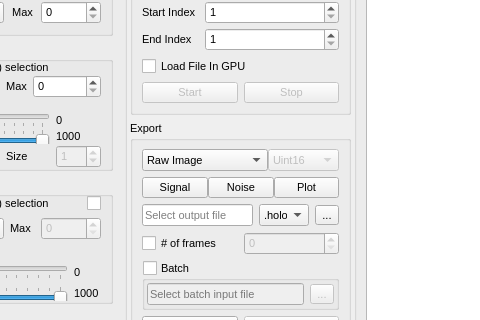
Qt form Holovibes/mainwindow.ui (DigitalHolography/Holovibes) before a commit; both pictures show x 606 to 1086 and y 101 to 421 of the 1210 by 796 pixel window.
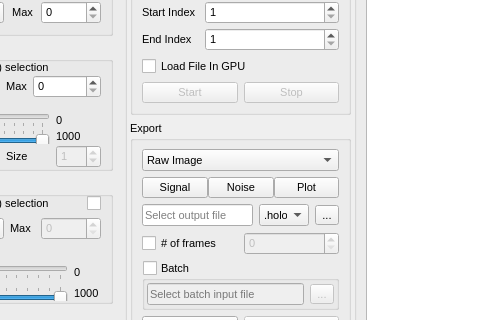
The same form after that commit. Custom widgets are drawn as their Qt base class.

Commit message: feat(gui): removed useless combo box

```diff
--- a/Holovibes/mainwindow.ui
+++ b/Holovibes/mainwindow.ui
@@ -2564,7 +2564,7 @@
               <item>
                <widget class="QComboBox" name="RecordImageModeComboBox">
                 <property name="sizePolicy">
-                 <sizepolicy hsizetype="Fixed" vsizetype="Fixed">
+                 <sizepolicy hsizetype="Preferred" vsizetype="Fixed">
                   <horstretch>0</horstretch>
                   <verstretch>0</verstretch>
                  </sizepolicy>
@@ -2592,41 +2592,6 @@
                 </item>
                </widget>
               </item>
-              <item>
-               <widget class="QComboBox" name="RecordDataTypeComboBox">
-                <property name="enabled">
-                 <bool>false</bool>
-                </property>
-                <property name="sizePolicy">
-                 <sizepolicy hsizetype="Fixed" vsizetype="Fixed">
-                  <horstretch>0</horstretch>
-                  <verstretch>0</verstretch>
-                 </sizepolicy>
-                </property>
-                <property name="minimumSize">
-                 <size>
-                  <width>71</width>
-                  <height>0</height>
-                 </size>
-                </property>
-                <property name="maximumSize">
-                 <size>
-                  <width>0</width>
-                  <height>16777215</height>
-                 </size>
-                </property>
-                <item>
-                 <property name="text">
-                  <string>Uint16</string>
-                 </property>
-                </item>
-                <item>
-                 <property name="text">
-                  <string>Float32</string>
-                 </property>
-                </item>
-               </widget>
-              </item>
              </layout>
             </item>
             <item row="1" column="0">
```
